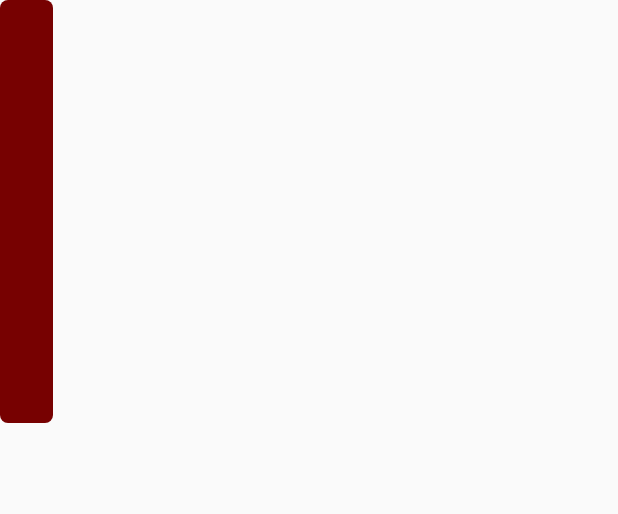
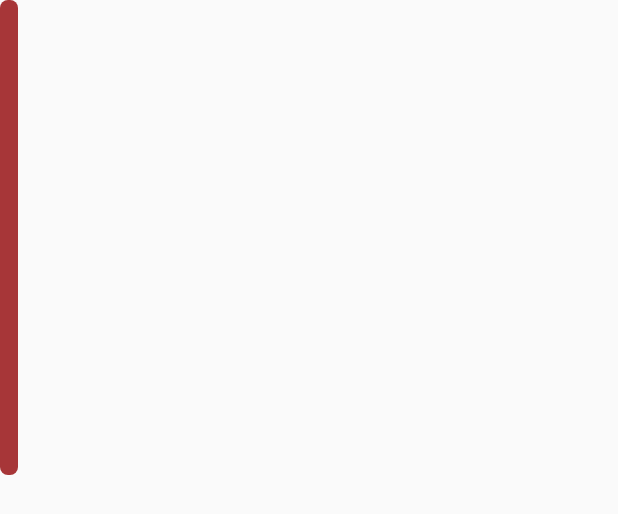
Before and after one commit to ninooo96/UnicalAppAR, an Android app: the layout info_cubo.xml on its own in the app's theme, with its tools: preview values and no code run, on a phone screen of 412 x 824 dp. Shown: the top 514 px of the screen. Run offline under Robolectric (Android 15) with nearby library versions, the phone set to English and light mode, and no system bars.

Commit message:
Fix vari

```diff
--- /dev/null
+++ b/app/src/main/res/drawable/border.xml
@@ -0,0 +1,4 @@
+<shape xmlns:android="http://schemas.android.com/apk/res/android" android:shape="rectangle" >
+    <solid android:color="#992c2e"/>
+    <stroke android:width="1dip" android:color="@android:color/black"/>
+</shape>
--- a/app/src/main/res/drawable/rounded_bg.xml
+++ b/app/src/main/res/drawable/rounded_bg.xml
@@ -12,6 +12,6 @@
    limitations under the License.
 -->
 <shape xmlns:android="http://schemas.android.com/apk/res/android">
-    <solid android:color="#770101"/>
+    <solid android:color="#a73638"/>
     <corners android:radius="5dp"/>
 </shape>
--- a/app/src/main/res/layout/info_cubo.xml
+++ b/app/src/main/res/layout/info_cubo.xml
@@ -6,6 +6,13 @@
     android:orientation="vertical"
     android:clipChildren="false"
     android:clipToPadding="false" >
+    <TextView
+        android:layout_width="wrap_content"
+        android:layout_height="wrap_content"
+        android:textStyle="bold"
+        android:textSize="25dp"
+        android:layout_gravity="center"
+        android:id="@+id/nome_cubo"/>
     <LinearLayout
         android:layout_width="wrap_content"
         android:layout_height="wrap_content"
@@ -14,13 +21,14 @@
         <TextView
             android:layout_width="wrap_content"
             android:layout_height="wrap_content"
+            android:background="@drawable/border"
             android:text=""
             android:id="@+id/aule8"/>
+
         <TextView
             android:id="@+id/piano8"
-            android:layout_width="35dp"
+            android:layout_width="wrap_content"
             android:layout_height="wrap_content"
-            android:text=""
             android:padding="6dp" />
 
     </LinearLayout>
@@ -32,6 +40,7 @@
         <TextView
             android:layout_width="wrap_content"
             android:layout_height="wrap_content"
+            android:background="@drawable/border"
             android:text=""
             android:id="@+id/aule7" />
         <TextView
@@ -50,6 +59,7 @@
         <TextView
             android:layout_width="wrap_content"
             android:layout_height="wrap_content"
+            android:background="@drawable/border"
             android:text=""
             android:id="@+id/aule6" />
 
@@ -68,6 +78,7 @@
         <TextView
             android:layout_width="wrap_content"
             android:layout_height="wrap_content"
+            android:background="@drawable/border"
             android:text=""
             android:id="@+id/aule5" />
         <TextView
@@ -86,6 +97,7 @@
         <TextView
             android:layout_width="wrap_content"
             android:layout_height="wrap_content"
+            android:background="@drawable/border"
             android:text=""
             android:id="@+id/aule4" />
         <TextView
@@ -104,6 +116,7 @@
         <TextView
             android:layout_width="wrap_content"
             android:layout_height="wrap_content"
+            android:background="@drawable/border"
             android:text=""
             android:id="@+id/aule3"/>
         <TextView
@@ -122,6 +135,7 @@
         <TextView
             android:layout_width="wrap_content"
             android:layout_height="wrap_content"
+            android:background="@drawable/border"
             android:text=""
             android:id="@+id/aule2" />
         <TextView
@@ -140,6 +154,7 @@
         <TextView
             android:layout_width="wrap_content"
             android:layout_height="wrap_content"
+            android:background="@drawable/border"
             android:text=""
             android:id="@+id/aule1" />
         <TextView
@@ -159,6 +174,7 @@
             android:layout_width="wrap_content"
             android:layout_height="wrap_content"
             android:text=""
+            android:background="@drawable/border"
             android:id="@+id/auleT"/>
         <TextView
             android:layout_width="wrap_content"
@@ -168,24 +184,5 @@
             android:padding="6dp"/>
 
     </LinearLayout>
-    <!--<SeekBar-->
-        <!--android:id="@+id/orbitSpeedBar"-->
-        <!--android:layout_width="match_parent"-->
-        <!--android:layout_height="wrap_content"-->
-        <!--android:padding="4dp" />-->
-
-    <!--<TextView-->
-        <!--android:id="@+id/rotationHeader"-->
-        <!--android:layout_width="match_parent"-->
-        <!--android:layout_height="wrap_content"-->
-        <!--android:text="Rotation Speed:"-->
-        <!--android:textAlignment="center"-->
-        <!--android:paddingTop="2dp" />-->
-
-    <!--<SeekBar-->
-        <!--android:id="@+id/rotationSpeedBar"-->
-        <!--android:layout_width="match_parent"-->
-        <!--android:layout_height="wrap_content"-->
-        <!--android:padding="4dp" />-->
 
 </LinearLayout>
```
Also changed, not shown: app/src/main/java/com/ninooo96/unicalappar/ARActivity.java (+38 -73 lines), app/src/main/java/com/ninooo96/unicalappar/Aule.java (+40 -9 lines), app/src/main/java/com/ninooo96/unicalappar/Point2D.java (deleted, +0 -391 lines), app/src/main/java/com/ninooo96/unicalappar/Posizioni.java (deleted, +0 -89 lines).
